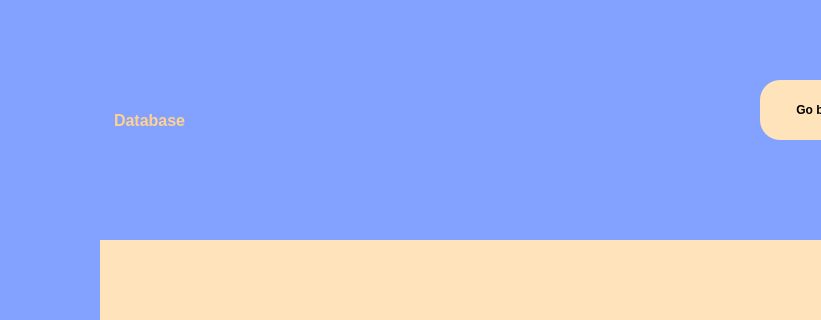
This is game_view/frontend/database.ui in fra3597/my_german_game as Qt 5 draws it before an edit; both pictures show x 0 to 821 and y 0 to 320 of the 1000 by 797 pixel window. The edited form follows.
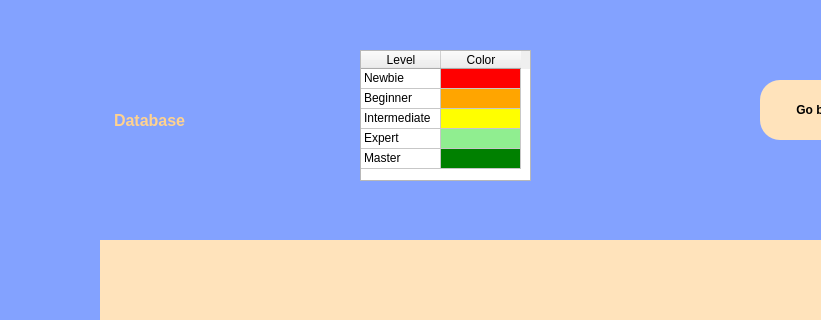
This is the edited form.

Diff of the .ui file:
```diff
--- a/game_view/frontend/database.ui
+++ b/game_view/frontend/database.ui
@@ -81,7 +81,7 @@
      <rect>
       <x>100</x>
       <y>40</y>
-      <width>641</width>
+      <width>341</width>
       <height>161</height>
      </rect>
     </property>
@@ -145,6 +145,171 @@
      <string>Go back</string>
     </property>
    </widget>
+   <widget class="QTableWidget" name="legend_table">
+    <property name="geometry">
+     <rect>
+      <x>360</x>
+      <y>50</y>
+      <width>171</width>
+      <height>131</height>
+     </rect>
+    </property>
+    <property name="styleSheet">
+     <string notr="true">/* Stretch all sections in the horizontal header */
+QHeaderView::section:horizontal {
+    stretch: 1;
+}
+
+/* Stretch all sections in the vertical header */
+QHeaderView::section:vertical {
+    stretch: 1;
+}
+
+/* Stretch all cells */
+QTableWidget QHeaderView {
+    /* Ensure the horizontal header is as wide as the sum of its section widths */
+    width: QTableWidget::horizontalHeaderLength;
+}
+
+
+/* Stretch all sections in the vertical header */
+QTableWidget QHeaderView::section:vertical {
+    stretch: 1;
+}
+</string>
+    </property>
+    <property name="cornerButtonEnabled">
+     <bool>false</bool>
+    </property>
+    <property name="rowCount">
+     <number>5</number>
+    </property>
+    <attribute name="horizontalHeaderCascadingSectionResizes">
+     <bool>false</bool>
+    </attribute>
+    <attribute name="horizontalHeaderDefaultSectionSize">
+     <number>80</number>
+    </attribute>
+    <attribute name="horizontalHeaderHighlightSections">
+     <bool>true</bool>
+    </attribute>
+    <attribute name="horizontalHeaderShowSortIndicator" stdset="0">
+     <bool>false</bool>
+    </attribute>
+    <attribute name="horizontalHeaderStretchLastSection">
+     <bool>false</bool>
+    </attribute>
+    <attribute name="verticalHeaderVisible">
+     <bool>false</bool>
+    </attribute>
+    <attribute name="verticalHeaderDefaultSectionSize">
+     <number>20</number>
+    </attribute>
+    <attribute name="verticalHeaderMinimumSectionSize">
+     <number>20</number>
+    </attribute>
+    <attribute name="verticalHeaderStretchLastSection">
+     <bool>false</bool>
+    </attribute>
+    <row/>
+    <row/>
+    <row/>
+    <row/>
+    <row/>
+    <column>
+     <property name="text">
+      <string>Level</string>
+     </property>
+    </column>
+    <column>
+     <property name="text">
+      <string>Color</string>
+     </property>
+    </column>
+    <item row="0" column="0">
+     <property name="text">
+      <string>Newbie</string>
+     </property>
+    </item>
+    <item row="0" column="1">
+     <property name="text">
+      <string/>
+     </property>
+     <property name="background">
+      <brush brushstyle="SolidPattern">
+       <color alpha="255">
+        <red>255</red>
+        <green>0</green>
+        <blue>0</blue>
+       </color>
+      </brush>
+     </property>
+    </item>
+    <item row="1" column="0">
+     <property name="text">
+      <string>Beginner</string>
+     </property>
+    </item>
+    <item row="1" column="1">
+     <property name="background">
+      <brush brushstyle="SolidPattern">
+       <color alpha="255">
+        <red>255</red>
+        <green>165</green>
+        <blue>0</blue>
+       </color>
+      </brush>
+     </property>
+    </item>
+    <item row="2" column="0">
+     <property name="text">
+      <string>Intermediate</string>
+     </property>
+    </item>
+    <item row="2" column="1">
+     <property name="background">
+      <brush brushstyle="SolidPattern">
+       <color alpha="255">
+        <red>255</red>
+        <green>255</green>
+        <blue>0</blue>
+       </color>
+      </brush>
+     </property>
+    </item>
+    <item row="3" column="0">
+     <property name="text">
+      <string>Expert</string>
+     </property>
+    </item>
+    <item row="3" column="1">
+     <property name="background">
+      <brush brushstyle="SolidPattern">
+       <color alpha="255">
+        <red>144</red>
+        <green>238</green>
+        <blue>144</blue>
+       </color>
+      </brush>
+     </property>
+    </item>
+    <item row="4" column="0">
+     <property name="text">
+      <string>Master</string>
+     </property>
+    </item>
+    <item row="4" column="1">
+     <property name="background">
+      <brush brushstyle="SolidPattern">
+       <color alpha="255">
+        <red>0</red>
+        <green>128</green>
+        <blue>0</blue>
+       </color>
+      </brush>
+     </property>
+    </item>
+   </widget>
   </widget>
  </widget>
  <resources/>
```
